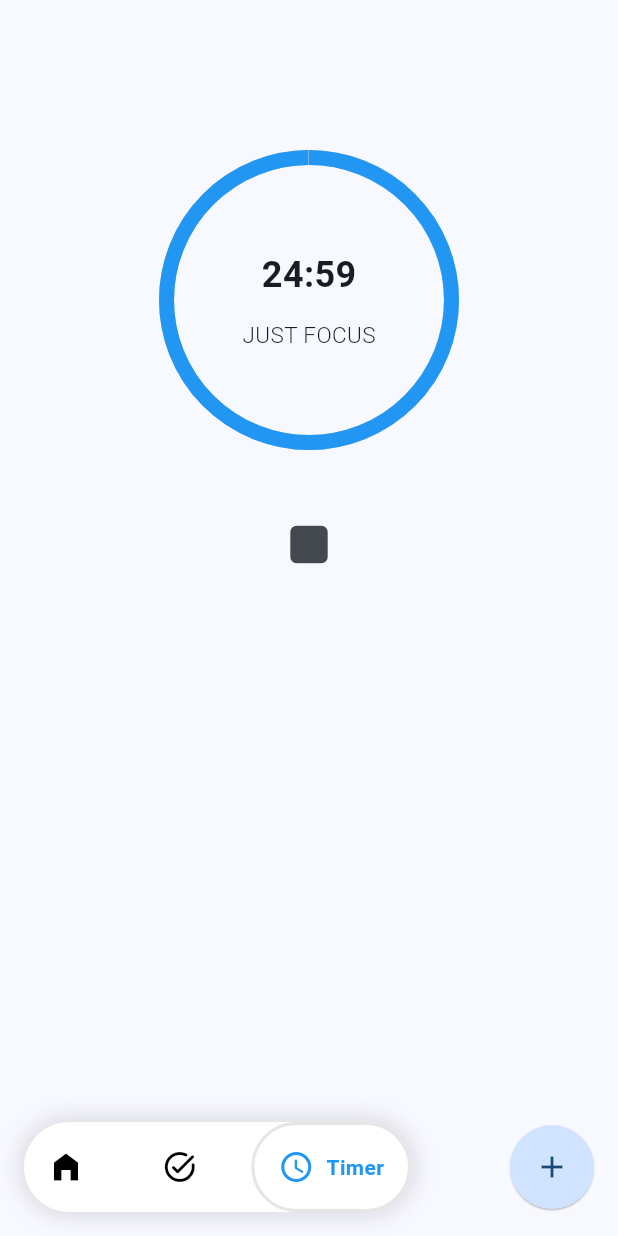
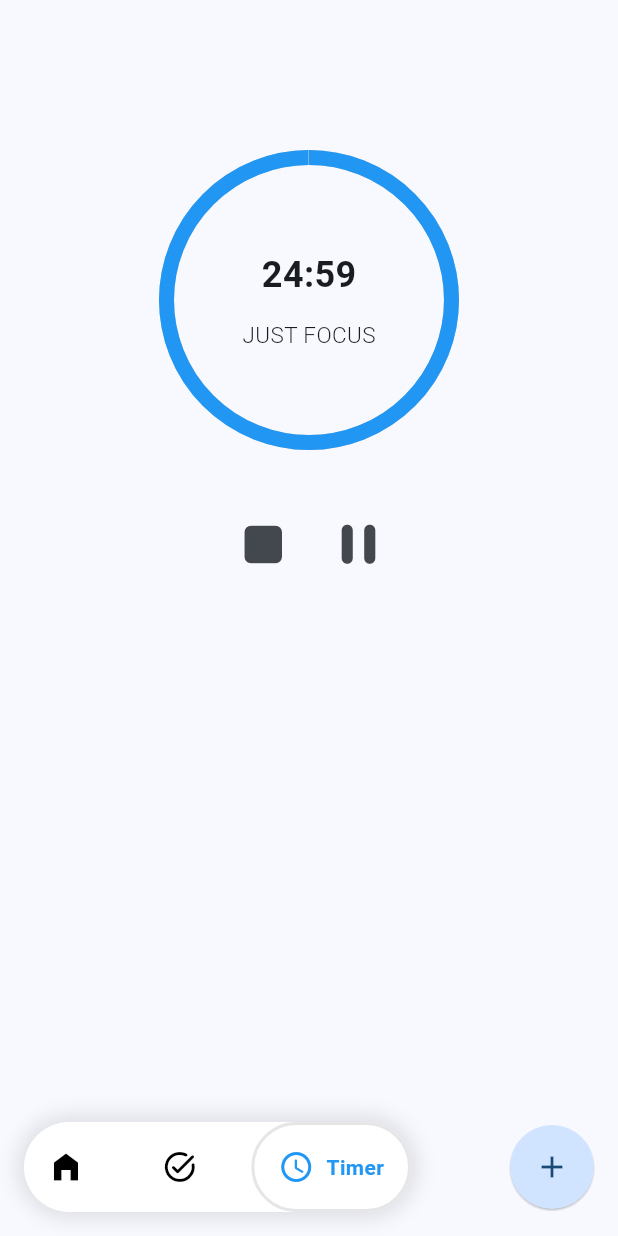
Before and after one commit to AhmadMahdaly/Focus_tracker, a Flutter app: the screen it shows after launch, item 3 of the bottom bar chosen, after a tap on the "play arrow" icon, on a phone screen of 412 x 824 dp. Run offline on Flutter 3.47's test engine with Material 3 defaults, Android fonts, the phone set to English and light mode, and no system bars; drawn by our look-alikes of google_nav_bar, percent_indicator; our stand-ins replace audioplayers, bloc, fl_chart, flutter_bloc, flutter_local_notifications, hive and 3 more; accounts and stored records are empty.

Commit message:
Refactor TimerScreen to use TimerManagementCubit for state management and simplify widget structure

```diff
--- a/lib/screens/focus_timer_screen.dart
+++ b/lib/screens/focus_timer_screen.dart
@@ -1,166 +1,16 @@
 import 'package:flutter/material.dart';
-import 'package:flutter/services.dart';
-import 'package:flutter_local_notifications/flutter_local_notifications.dart';
-import 'package:focus_tracker/main.dart';
-import 'package:focus_tracker/models/achievement_model/achievement_model.dart';
-import 'package:focus_tracker/models/session_model/session_model.dart';
-import 'package:focus_tracker/services/focus_timer_service.dart';
-import 'package:focus_tracker/services/notification_service.dart';
-import 'package:focus_tracker/widgets/custom_drawer.dart';
-import 'package:hive_flutter/hive_flutter.dart';
+import 'package:flutter_bloc/flutter_bloc.dart';
+import 'package:focus_tracker/cubit/timer_manegment_cubit/timer_manegment_cubit.dart';
 import 'package:percent_indicator/percent_indicator.dart';
-import 'package:audioplayers/audioplayers.dart';
-import 'package:shared_preferences/shared_preferences.dart';
 
-class TimerScreen extends StatefulWidget {
+class TimerScreen extends StatelessWidget {
   const TimerScreen({super.key});
 
   @override
-  State<TimerScreen> createState() => _TimerScreenState();
-}
-
-class _TimerScreenState extends State<TimerScreen> {
-  @override
-  void initState() {
-    openBox();
-    super.initState();
-  }
-
-  final int _focusDuration = 25; // المدة الافتراضية 25 دقيقة
-  int _seconds = 1500; // 25 دقيقة (25 × 60 ثانية)
-  bool _isRunning = false;
-
-  void _startTimer() {
-    setState(() {
-      _isRunning = true;
-    });
-    Future.delayed(const Duration(seconds: 1), _tick);
-  }
-
-  void _tick() {
-    if (_seconds > 0 && _isRunning) {
-      setState(() {
-        _seconds--;
-        updateTimer(_seconds);
-        sendUpdateToWidget();
-      });
-      Future.delayed(const Duration(seconds: 1), _tick);
-    } else if (_seconds == 0) {
-      _resetTimer();
-      _saveSession();
-      _playTimerSound();
-      _showNotification();
-      _saveFocusTime();
-      onSessionEnd();
-      updateTimer(_seconds);
-      sendUpdateToWidget();
-    } else {
-      _resetTimer();
-    }
-  }
-
-  void onSessionEnd() async {
-    DateTime endTime = DateTime.now(); // وقت انتهاء الجلسة
-
-    await NotificationService.scheduleEndSessionNotification(
-      2, // معرف مختلف عن إشعار البدء
-      "Break time is over! 🚀",
-      "5 minutes have passed since the session ended. Start another session! 🌟",
-      endTime,
-    );
-    await FocusTimerService.saveLastSession(_focusDuration, endTime);
-  }
-
-  Future<void> openBox() async {
-    if (!Hive.isBoxOpen('achievementsBox')) {
-      await Hive.openBox<AchievementModel>('achievementsBox');
-    }
-    if (!Hive.isBoxOpen('sessionsBox')) {
-      await Hive.openBox<Session>('sessionsBox');
-    }
-  }
-
-  void _saveSession() async {
-    final Box sessionBox = Hive.box<Session>('sessionsBox');
-    final session = Session(date: DateTime.now(), duration: _focusDuration);
-    sessionBox.add(session);
-  }
-
-  void _resetTimer() {
-    setState(() {
-      _seconds = 1500;
-      _isRunning = false;
-    });
-  }
-
-  String _formatTime(int seconds) {
-    int minutes = seconds ~/ 60;
-    int remainingSeconds = seconds % 60;
-    return '$minutes:${remainingSeconds.toString().padLeft(2, '0')}';
-  }
-
-  Future<void> _showNotification() async {
-    const AndroidNotificationDetails androidDetails =
-        AndroidNotificationDetails(
-          'focus_channel',
-          'Focus Timer',
-          importance: Importance.high,
-          priority: Priority.high,
-        );
-
-    const NotificationDetails notificationDetails = NotificationDetails(
-      android: androidDetails,
-    );
-
-    await flutterLocalNotificationsPlugin.show(
-      0,
-      '🎉 Focus session ended!',
-      'Take a short break and then start a new session. ☕',
-      notificationDetails,
-    );
-  }
-
-  void _playTimerSound() {
-    final player = AudioPlayer();
-    String sound = Hive.box(
-      'settingsBox',
-    ).get('timerSound', defaultValue: "default");
-
-    switch (sound) {
-      case "bell":
-        player.play(AssetSource('sounds/bell.wav'));
-        break;
-      case "buzz":
-        player.play(AssetSource('sounds/buzz.wav'));
-        break;
-      default:
-        player.play(AssetSource('sounds/default.wav'));
-    }
-  }
-
-  void _saveFocusTime() {
-    final Box statsBox = Hive.box('statsBox');
-    String today =
-        DateTime.now().weekday.toString(); // تحويل اليوم إلى رقم (1-7)
-    double currentFocus = statsBox.get(today, defaultValue: 0.0);
-    statsBox.put(
-      today,
-      currentFocus + (_focusDuration / 60),
-    ); // تخزين عدد الساعات
-  }
-
-  Future<void> updateTimer(int remainingSeconds) async {
-    final prefs = await SharedPreferences.getInstance();
-    await prefs.setInt('remaining_time', remainingSeconds);
-  }
-
-  void sendUpdateToWidget() {
-    const platform = MethodChannel('update_widget_channel');
-    platform.invokeMethod('updateWidget');
-  }
-
-  @override
   Widget build(BuildContext context) {
+    return BlocBuilder<TimerManegmentCubit, TimerManegmentState>(
+      builder: (context, state) {
+        final cubit = context.read<TimerManegmentCubit>();
         return Scaffold(
           body: Center(
             child: ListView(
@@ -170,13 +20,13 @@ class _TimerScreenState extends State<TimerScreen> {
                   radius: 100,
                   lineWidth: 10,
 
-              percent: _seconds / 1500,
+                  percent: cubit.focusSeconds / 1500,
                   center: Column(
                     spacing: 12,
                     mainAxisAlignment: MainAxisAlignment.center,
                     children: [
                       Text(
-                    _formatTime(_seconds),
+                        cubit.formatTime(),
                         style: const TextStyle(
                           fontSize: 24,
                           fontWeight: FontWeight.bold,
@@ -195,23 +45,31 @@ class _TimerScreenState extends State<TimerScreen> {
                   progressColor: Colors.blue,
                 ),
                 const SizedBox(height: 30),
-            _isRunning
-                ? Center(
-                  child: IconButton(
-                    onPressed: _resetTimer,
+                cubit.isRunning
+                    ? Row(
+                      mainAxisAlignment: MainAxisAlignment.center,
+                      children: [
+                        IconButton(
+                          onPressed: cubit.stopTimer,
                           icon: Icon(Icons.stop_rounded, size: 50),
                         ),
+                        IconButton(
+                          onPressed: cubit.pauseTimer,
+                          icon: Icon(Icons.pause_rounded, size: 45),
+                        ),
+                      ],
                     )
                     : Center(
                       child: IconButton(
-                    onPressed: _startTimer,
+                        onPressed: cubit.startTimer,
                         icon: Icon(Icons.play_arrow_rounded, size: 50),
                       ),
                     ),
               ],
             ),
           ),
-      drawer: CustomDrawer(),
+        );
+      },
     );
   }
 }
```
Lines whose indentation alone changed are shown as unchanged.
